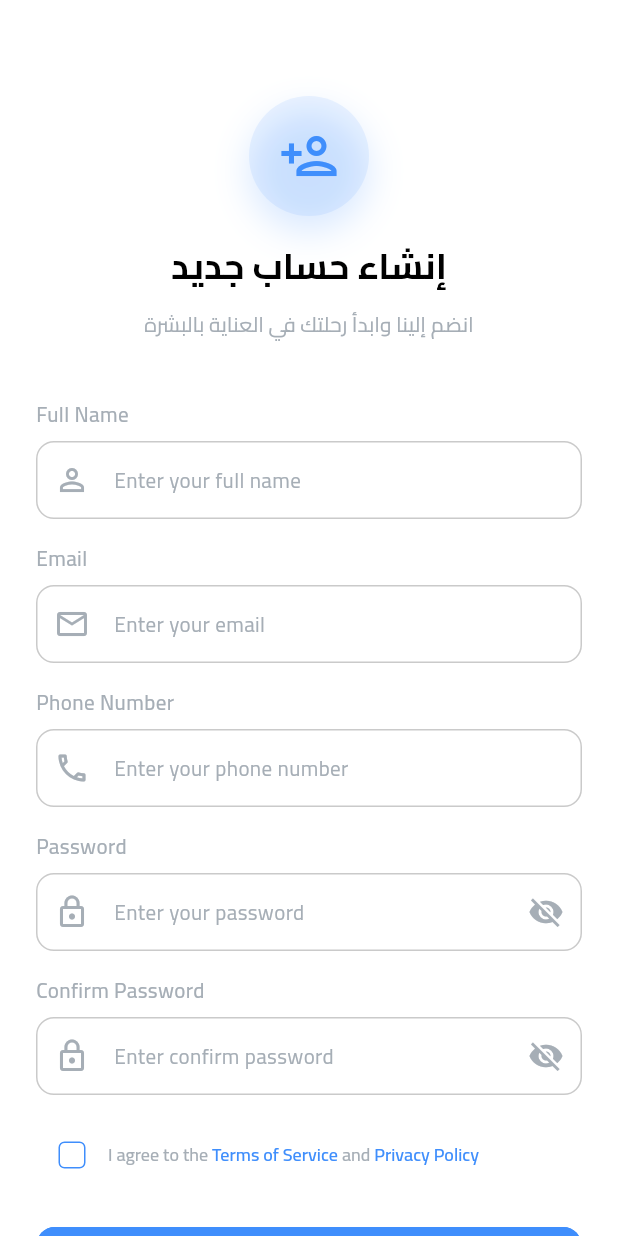
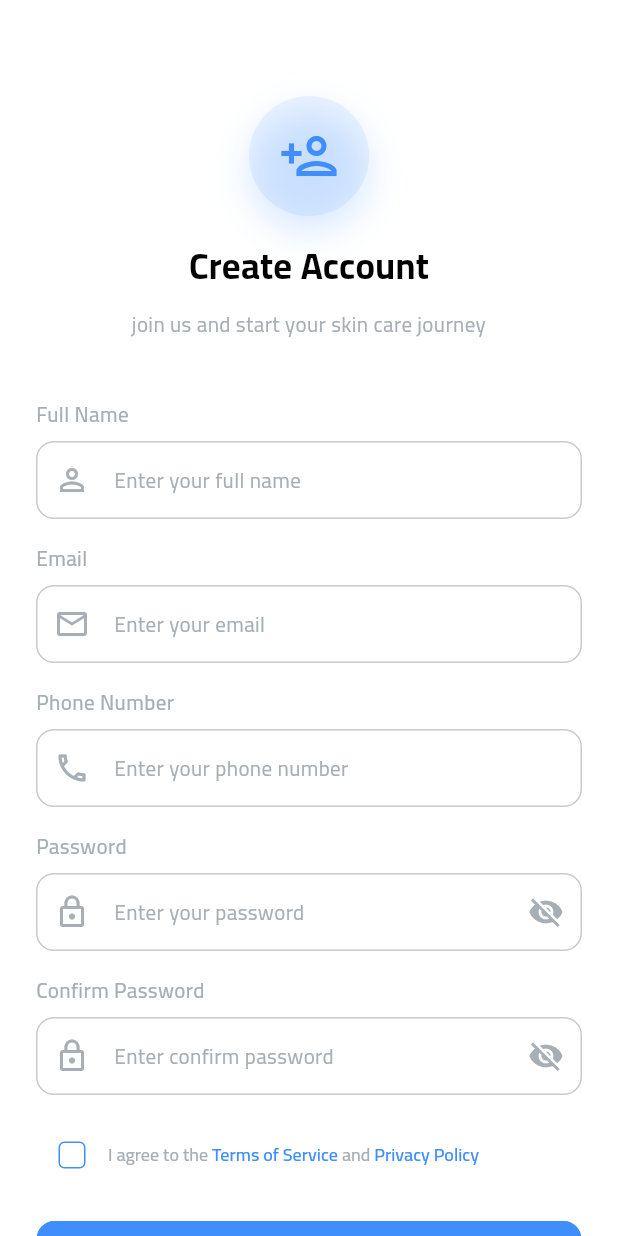
Before and after one commit to AbdulrhmanM0hamed/derma_ai, a Flutter app: the RegisterPage screen opened by its route, on a phone screen of 412 x 824 dp. Run offline on Flutter 3.47's test engine with Material 3 defaults, Android fonts, the phone set to English and light mode, and no system bars; drawn by our look-alikes of flutter_animate; our stand-ins replace another_flushbar, cached_network_image, camera, dartz, dio, equatable and 7 more; missing offline and left inert: circle_bottom_navigation, otp_pin_field.

Commit message:
add new translation

```diff
--- a/lib/features/auth/presentation/pages/register_page.dart
+++ b/lib/features/auth/presentation/pages/register_page.dart
@@ -1,7 +1,6 @@
 import 'package:flutter/material.dart';
 import 'package:flutter_animate/flutter_animate.dart';
 import 'package:flutter_bloc/flutter_bloc.dart';
-
 import '../../../../core/utils/animations/app_animations.dart';
 import '../../../../core/utils/common/custom_progress_indicator.dart';
 import '../../../../core/utils/common/custom_snackbar.dart';
@@ -87,7 +86,8 @@ class _RegisterPageState extends State<RegisterPage> {
                     Navigator.push(
                       context,
                       MaterialPageRoute(
-                builder: (context) => OtpVerificationPage(
+                        builder:
+                            (context) => OtpVerificationPage(
                               userId: state.entity.userId!,
                               email: _emailController.text.trim(),
                               phone: _phoneController.text.trim(),
@@ -127,11 +127,11 @@ class _RegisterPageState extends State<RegisterPage> {
                           _buildConfirmPasswordField(),
                           const SizedBox(height: 16),
                           _buildTermsAndConditions(),
-                  const SizedBox(height: 24),
+                          const SizedBox(height: 20),
                           _buildSignUpButton(),
                           const SizedBox(height: 24),
                           const SocialAuthSection(),
-                  const SizedBox(height: 32),
+                          const SizedBox(height: 8),
                           _buildSignInLink(),
                         ],
                       ),
@@ -178,7 +178,7 @@ class _RegisterPageState extends State<RegisterPage> {
         ).animate(effects: fadeInScaleUp(duration: 600.ms, begin: 0.5)),
         const SizedBox(height: 16),
         Text(
-          'إنشاء حساب جديد',
+          AppLocalizations.of(context)!.createAccount,
           style: getBoldStyle(fontSize: 24, fontFamily: FontConstant.cairo),
           textAlign: TextAlign.center,
         ).animate(
@@ -186,7 +186,7 @@ class _RegisterPageState extends State<RegisterPage> {
         ),
         const SizedBox(height: 12),
         Text(
-          'انضم إلينا وابدأ رحلتك في العناية بالبشرة',
+          AppLocalizations.of(context)!.welcomeToDermaAI,
           style: getRegularStyle(
             color: AppColors.textSecondary,
             fontSize: 14,
@@ -260,7 +260,8 @@ class _RegisterPageState extends State<RegisterPage> {
       prefixIcon: Icons.lock_outline,
       obscureText: _obscureConfirmPassword,
       suffixIcon: Icons.visibility_off,
-      validator: (value) => FormValidators.validatePasswordConfirmation(
+      validator:
+          (value) => FormValidators.validatePasswordConfirmation(
             value,
             _passwordController.text,
             context,
@@ -344,11 +345,10 @@ class _RegisterPageState extends State<RegisterPage> {
             ),
           ],
           child: CustomButton(
-            text: 'إنشاء حساب',
+            text: AppLocalizations.of(context)!.createAccount,
             onPressed: isLoading ? () {} : () => _register(),
             type: ButtonType.primary,
             width: double.infinity,
-            height: 56,
           ),
         );
       },
--- a/lib/l10n/app_localizations.dart
+++ b/lib/l10n/app_localizations.dart
@@ -362,6 +362,12 @@ abstract class AppLocalizations {
   /// **'Already have an account?'**
   String get alreadyHaveAccount;
 
+  /// No description provided for @createNewAccount.
+  ///
+  /// In en, this message translates to:
+  /// **'Create New Account'**
+  String get createNewAccount;
+
   /// No description provided for @phoneNumber.
   ///
   /// In en, this message translates to:
@@ -385,6 +391,12 @@ abstract class AppLocalizations {
   /// In en, this message translates to:
   /// **'Please enter a valid phone number'**
   String get pleaseEnterValidPhoneNumber;
+
+  /// No description provided for @welcomeToDermaAI.
+  ///
+  /// In en, this message translates to:
+  /// **'join us and start your skin care journey'**
+  String get welcomeToDermaAI;
 
   /// No description provided for @accountVerification.
   ///
--- a/lib/l10n/app_localizations_ar.dart
+++ b/lib/l10n/app_localizations_ar.dart
@@ -144,6 +144,9 @@ class AppLocalizationsAr extends AppLocalizations {
   String get alreadyHaveAccount => 'لديك حساب بالفعل؟';
 
   @override
+  String get createNewAccount => 'إنشاء حساب جديد';
+
+  @override
   String get phoneNumber => 'رقم الهاتف';
 
   @override
@@ -154,6 +157,9 @@ class AppLocalizationsAr extends AppLocalizations {
 
   @override
   String get pleaseEnterValidPhoneNumber => 'يرجى إدخال رقم هاتف صحيح';
+
+  @override
+  String get welcomeToDermaAI => 'انضم إلينا وابدأ رحلتك في العناية بالبشرة';
 
   @override
   String get accountVerification => 'تأكيد الحساب';
--- a/lib/l10n/app_localizations_en.dart
+++ b/lib/l10n/app_localizations_en.dart
@@ -144,6 +144,9 @@ class AppLocalizationsEn extends AppLocalizations {
   String get alreadyHaveAccount => 'Already have an account?';
 
   @override
+  String get createNewAccount => 'Create New Account';
+
+  @override
   String get phoneNumber => 'Phone Number';
 
   @override
@@ -154,6 +157,9 @@ class AppLocalizationsEn extends AppLocalizations {
 
   @override
   String get pleaseEnterValidPhoneNumber => 'Please enter a valid phone number';
+
+  @override
+  String get welcomeToDermaAI => 'join us and start your skin care journey';
 
   @override
   String get accountVerification => 'Account Verification';
--- a/lib/l10n/intl_ar.arb
+++ b/lib/l10n/intl_ar.arb
@@ -32,7 +32,8 @@
   "orContinueWith": "أو تابع باستخدام",
   "dontHaveAccount": "ليس لديك حساب؟",
   "signUp": "إنشاء حساب",
-
+   "createNewAccount": "إنشاء حساب جديد",
+  "welcomeToDermaAI": "انضم إلينا وابدأ رحلتك في العناية بالبشرة",
   "createAccount": "إنشاء حساب",
   "signUpToGetStarted": "سجل للبدء مع درما أي",
   "fullName": "الاسم الكامل",
--- a/lib/l10n/intl_en.arb
+++ b/lib/l10n/intl_en.arb
@@ -44,12 +44,12 @@
     "privacyPolicy": "Privacy Policy",
     "pleaseAcceptTerms": "Please accept the terms and conditions",
     "alreadyHaveAccount": "Already have an account?",
-
+    "createNewAccount": "Create New Account",
     "phoneNumber": "Phone Number",
     "enterPhoneNumber": "Enter your phone number",
     "pleaseEnterPhoneNumber": "Please enter your phone number",
     "pleaseEnterValidPhoneNumber": "Please enter a valid phone number",
-
+    "welcomeToDermaAI": "join us and start your skin care journey",
     "accountVerification": "Account Verification",
     "verifyOtpCode": "Verify OTP Code",
     "otpSentToEmail": "Verification code sent to your email",
--- a/lib/main.dart
+++ b/lib/main.dart
@@ -28,8 +28,6 @@ void main() async {
   runApp(const MyApp());
 }
 
-
-
 class MyApp extends StatelessWidget {
   const MyApp({super.key});
 
@@ -37,9 +35,7 @@ class MyApp extends StatelessWidget {
   Widget build(BuildContext context) {
     return MultiBlocProvider(
       providers: [
-        BlocProvider<AuthCubit>(
-          create: (context) => di.sl<AuthCubit>(),
-        ),
+        BlocProvider<AuthCubit>(create: (context) => di.sl<AuthCubit>()),
       ],
       child: MaterialApp(
         title: 'DermaAI',
```
Also changed, not shown: lib/generated/intl/messages_ar.dart, lib/generated/intl/messages_en.dart, lib/generated/l10n.dart. Lines whose indentation alone changed are shown as unchanged.
